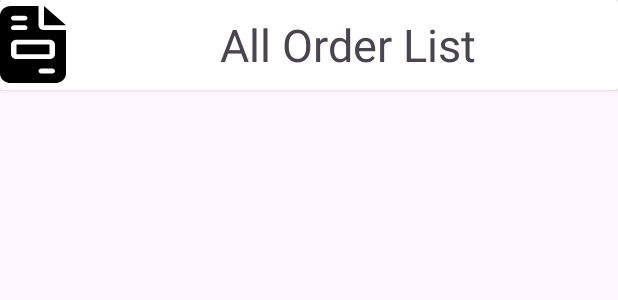
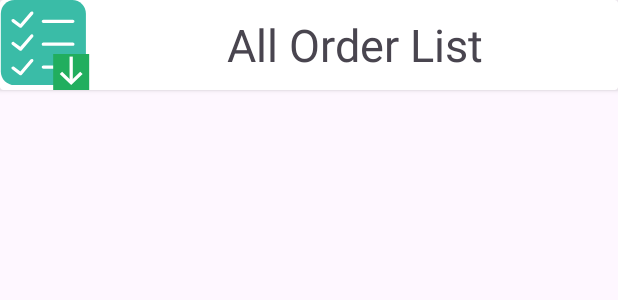
Before and after one commit to Arunalk722/Mobile_Application_Development_CSE5011, an Android app: the layout activity_view_all_orders.xml on its own in the app's theme, with its tools: preview values and no code run, on a phone screen of 412 x 824 dp. Shown: the top 300 px of the screen. Run offline under Robolectric (Android 15) with nearby library versions, the light colour scheme and no system bars; Roboto replaces fonts that are not available here.

Commit message:
3/10/2024 12.02 done project

```diff
--- a/app/src/main/java/com/example/mad/orderlist/OrderAdapter.java
+++ b/app/src/main/java/com/example/mad/orderlist/OrderAdapter.java
@@ -6,6 +6,7 @@ import android.view.View;
 import android.view.ViewGroup;
 import android.widget.ArrayAdapter;
 import android.widget.Button;
+import android.widget.ImageView;
 import android.widget.LinearLayout;
 import android.widget.TextView;
 import android.widget.Toast;
@@ -46,11 +47,13 @@ public class OrderAdapter  extends ArrayAdapter<OrderList> {
         //card view
         OrderList currentOrder = orderLists.get(position);
         CardView acceptCrd = listItemView.findViewById(R.id.crdAccept);
-
+        ImageView imgCurrectMark = listItemView.findViewById(R.id.imgViewCurretMark);
         if (UserInfo.isAdmin() == true&&currentOrder.isApproved()==false) {
             acceptCrd.setVisibility(View.VISIBLE);
+            imgCurrectMark.setVisibility(View.INVISIBLE);
         } else {
             acceptCrd.setVisibility(View.INVISIBLE);
+            imgCurrectMark.setVisibility(View.VISIBLE);
         }
 
 
--- a/app/src/main/java/com/example/mad/otherwidget/LoginActivity.java
+++ b/app/src/main/java/com/example/mad/otherwidget/LoginActivity.java
@@ -104,7 +104,6 @@ public class LoginActivity extends AppCompatActivity {
                 @Override
                 public void onFailure(Exception error) {
                     SystemOprations.showMessage(error.getMessage(), "Login failed", LoginActivity.this, 2);
-
                     hidePrograssBar();
                     setPwdLinkEnable();
                 }
--- a/app/src/main/java/com/example/mad/systeminfos/EncryptingPwd.java
+++ b/app/src/main/java/com/example/mad/systeminfos/EncryptingPwd.java
@@ -14,9 +14,8 @@ public class EncryptingPwd {
 
     private   String AES_ALGORITHM = "AES";
     private   String ENCRYPTION_KEY = "123ICBTMADKEYS@A";
-
     public String encrypt(String input) {
-        String hashKey = "NA";
+        String hashKey = "";
         try {
             Key key = new SecretKeySpec(ENCRYPTION_KEY.getBytes(), AES_ALGORITHM);
             Cipher cipher = Cipher.getInstance(AES_ALGORITHM);
@@ -29,7 +28,6 @@ public class EncryptingPwd {
 
         } catch (Exception e) {
             e.printStackTrace();
-
         }
         return  hashKey;
     }
--- a/app/src/main/java/com/example/mad/systeminfos/FirebaseAuthClass.java
+++ b/app/src/main/java/com/example/mad/systeminfos/FirebaseAuthClass.java
@@ -30,19 +30,15 @@ public class FirebaseAuthClass {
 
     public void saveToFireStore(Map<String, Object> mapData, String collectionName, String docName, FirestoreCallback callback) {
         try {
-
-            db.collection(collectionName).document(docName).set(mapData)
-                    .addOnSuccessListener(new OnSuccessListener<Void>() {
+            db.collection(collectionName).document(docName).set(mapData).addOnSuccessListener(new OnSuccessListener<Void>() {
                         @Override
                         public void onSuccess(Void unused) {
-                            // Call the onSuccess method of the callback
                             callback.onSuccess();
                         }
                     })
                     .addOnFailureListener(new OnFailureListener() {
                         @Override
                         public void onFailure(@NonNull Exception e) {
-                            // Call the onFailure method of the callback
                             callback.onFailure(e);
                         }
                     });
--- a/app/src/main/res/drawable/list_svgrepo_com.xml
+++ b/app/src/main/res/drawable/list_svgrepo_com.xml
@@ -1,5 +1,5 @@
-<vector android:height="80dp" android:viewportHeight="55"
-    android:viewportWidth="55" android:width="80dp" xmlns:android="http://schemas.android.com/apk/res/android">
+<vector android:height="60dp" android:viewportHeight="55"
+    android:viewportWidth="55" android:width="60dp" xmlns:android="http://schemas.android.com/apk/res/android">
     <path android:fillColor="#3ABCA7" android:pathData="M44.136,52H8.864C4.245,52 0.5,48.255 0.5,43.636V8.364C0.5,3.745 4.245,0 8.864,0h35.272C48.755,0 52.5,3.745 52.5,8.364v35.272C52.5,48.255 48.755,52 44.136,52z"/>
     <path android:fillColor="#FFFFFF" android:pathData="M44.5,14h-18c-0.552,0 -1,-0.447 -1,-1s0.448,-1 1,-1h18c0.553,0 1,0.447 1,1S45.053,14 44.5,14z"/>
     <path android:fillColor="#FFFFFF" android:pathData="M44.5,28h-18c-0.552,0 -1,-0.447 -1,-1s0.448,-1 1,-1h18c0.553,0 1,0.447 1,1S45.053,28 44.5,28z"/>
--- a/app/src/main/res/layout/activity_view_all_orders.xml
+++ b/app/src/main/res/layout/activity_view_all_orders.xml
@@ -14,7 +14,7 @@
             android:layout_height="60dp"
             android:layout_marginTop="0dp"
             android:gravity="center"
-            android:drawableLeft="@drawable/invoice"
+            android:drawableLeft="@drawable/list_svgrepo_com"
             android:text="All Order List"
             android:textSize="30dp"
             app:cornerRadius="20dp" />
```
Also changed, not shown: app/src/main/res/layout/list_of_orders.xml (+7 -1 lines).
